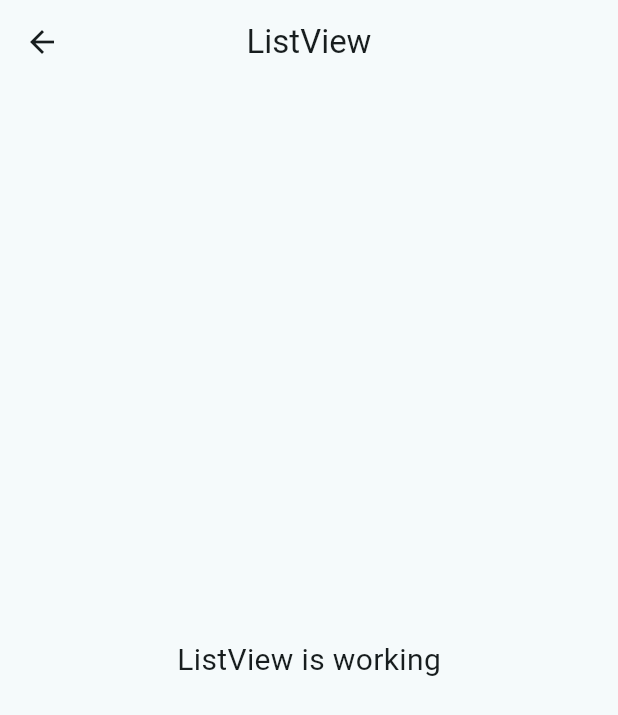
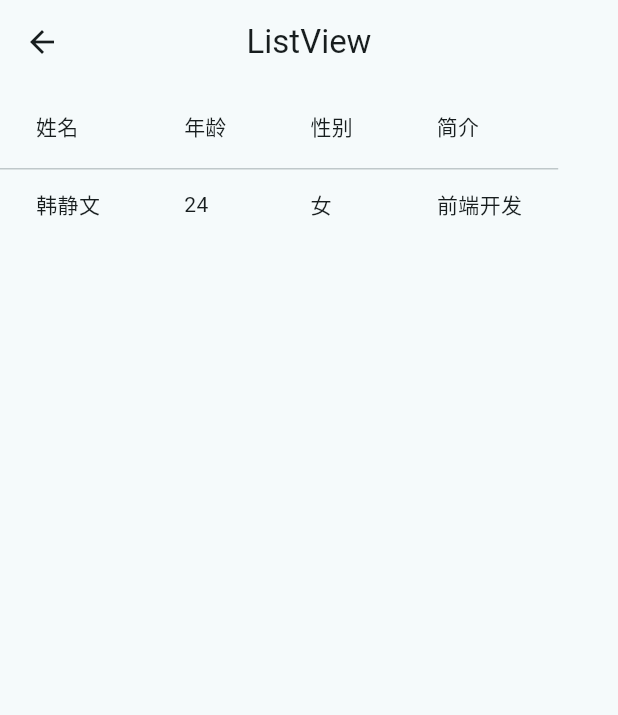
Before and after one commit to Xiaoha943/my_flutter_app, a Flutter app: the ListView screen opened by its route, on a phone screen of 412 x 824 dp. Shown: the top 715 px of the screen. Run offline on Flutter 3.47's test engine with Material 3 defaults, Android fonts, the phone set to English and light mode, and no system bars; our stand-ins replace get.

Commit message:
feat：添加DataTable样例

```diff
--- a/lib/app/modules/list/views/list_view.dart
+++ b/lib/app/modules/list/views/list_view.dart
@@ -13,12 +13,39 @@ class ListView extends GetView<ListController> {
         title: const Text('ListView'),
         centerTitle: true,
       ),
-      body: const Center(
-        child: Text(
-          'ListView is working',
-          style: TextStyle(fontSize: 20),
-        ),
-      ),
+      body: NewWidget(),
     );
   }
 }
+
+class NewWidget extends StatelessWidget {
+  const NewWidget({
+    super.key,
+  });
+
+  @override
+  Widget build(BuildContext context) {
+    return  Container(
+        child: SingleChildScrollView(
+          child:DataTable(
+            columns: [
+              DataColumn(label: Text('姓名')),
+              DataColumn(label: Text('年龄')),
+              DataColumn(label: Text('性别')),
+              DataColumn(label: Text('简介')),
+            ],
+            rows: [
+              DataRow(
+                cells: [
+                  DataCell(Text('韩静文')),
+                  DataCell(Text('24')),
+                  DataCell(Text('女')),
+                  DataCell(Text('前端开发')),
+                ]
+              )
+            ],
+          )
+        ),
+    );
+  }
+}
```
